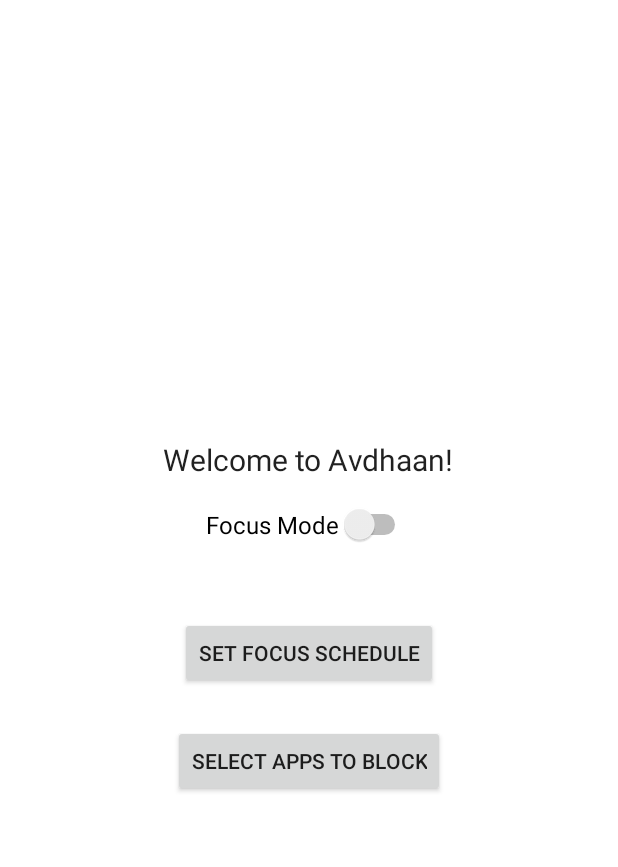
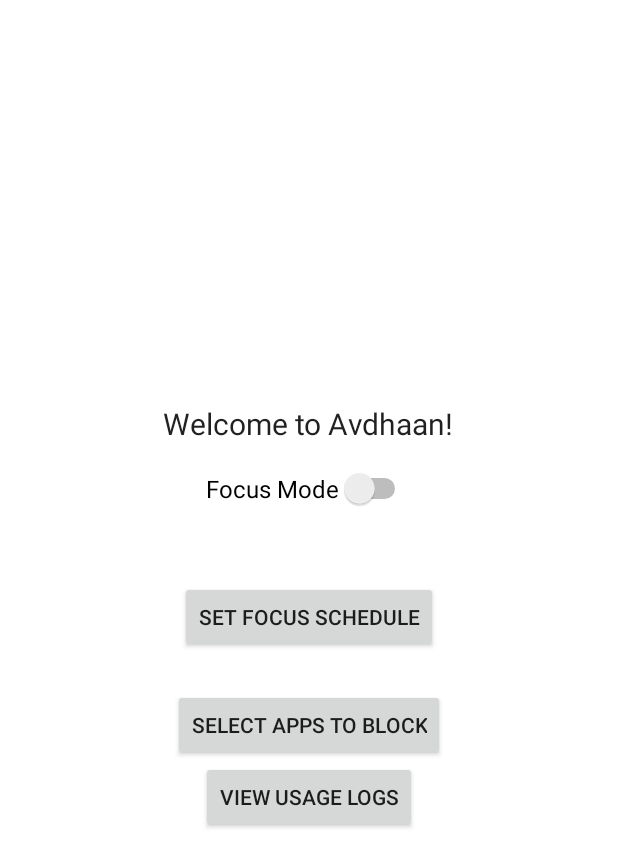
Before and after one commit to githubsourabh/Avdhaan, an Android app: the screen it shows after launch (MainActivity), on a phone screen of 412 x 824 dp. Shown: the top 867 px of the screen. Run offline under Robolectric (Android 15) with nearby library versions, the phone set to English and light mode, and no system bars; our stand-ins replace Room's generated code.

Commit message:
Basic view of activity logs showing up on App

```diff
--- a/app/src/main/AndroidManifest.xml
+++ b/app/src/main/AndroidManifest.xml
@@ -7,6 +7,10 @@
         tools:ignore="QueryAllPackagesPermission" />
 
     <uses-permission android:name="android.permission.SCHEDULE_EXACT_ALARM" />
+
+    <uses-permission android:name="android.permission.PACKAGE_USAGE_STATS"
+        tools:ignore="ProtectedPermissions" />
+
 
 
     <application
@@ -38,6 +42,8 @@
 
         <activity android:name=".ScheduleActivity" />
 
+        <activity android:name=".AppUsageListActivity" />
+
 
 
 
--- a/app/src/main/java/com/avdhaan/MainActivity.java
+++ b/app/src/main/java/com/avdhaan/MainActivity.java
@@ -2,7 +2,9 @@
 package com.avdhaan;
 
 import android.app.Activity;
+import android.app.AppOpsManager;
 import android.content.ComponentName;
+import android.content.Context;
 import android.content.Intent;
 import android.content.SharedPreferences;
 import android.os.Bundle;
@@ -10,6 +12,10 @@ import android.provider.Settings;
 import android.widget.Button;
 import android.widget.Switch;
 import android.widget.Toast;
+
+import com.avdhaan.db.AppUsageLogger;
+
+import java.util.concurrent.Executors;
 
 public class MainActivity extends Activity {
 
@@ -27,6 +33,7 @@ public class MainActivity extends Activity {
         focusSwitch = findViewById(R.id.focus_swtich);
         Button scheduleButton = findViewById(R.id.schedule_button);
         Button selectAppsButton = findViewById(R.id.btn_select_apps);
+        Button viewUsageButton = findViewById(R.id.btn_view_usage);
 
         boolean isFocusOn = getSharedPreferences(PREFS_NAME, MODE_PRIVATE)
                 .getBoolean(KEY_FOCUS_MODE, false);
@@ -66,11 +73,22 @@ public class MainActivity extends Activity {
         selectAppsButton.setOnClickListener(v ->
                 startActivity(new Intent(this, SelectAppsActivity.class))
         );
+
+        viewUsageButton.setOnClickListener(v ->
+                startActivity(new Intent(this, AppUsageListActivity.class))
+        );
+
     }
 
     @Override
     protected void onResume() {
         super.onResume();
+
+        if (!hasUsageStatsPermission(this)) {
+            Intent intent = new Intent(Settings.ACTION_USAGE_ACCESS_SETTINGS);
+            startActivity(intent);
+            Toast.makeText(this, "Please enable Usage Access for Avdhaan", Toast.LENGTH_LONG).show();
+        }
 
         boolean isAccessibilityOn = isAccessibilityEnabled();
         boolean isFocusOn = getSharedPreferences(PREFS_NAME, MODE_PRIVATE)
@@ -88,6 +106,12 @@ public class MainActivity extends Activity {
         } else {
             focusSwitch.setChecked(isFocusOn);
         }
+
+        Executors.newSingleThreadExecutor().execute(() -> {
+            new AppUsageLogger(this).logUsage();
+        });
+
+
     }
 
     private boolean isAccessibilityEnabled() {
@@ -104,4 +128,12 @@ public class MainActivity extends Activity {
         editor.putBoolean(KEY_FOCUS_MODE, enabled);
         editor.apply();
     }
+
+    public static boolean hasUsageStatsPermission(Context context) {
+        AppOpsManager appOps = (AppOpsManager) context.getSystemService(Context.APP_OPS_SERVICE);
+        int mode = appOps.checkOpNoThrow(AppOpsManager.OPSTR_GET_USAGE_STATS,
+                android.os.Process.myUid(), context.getPackageName());
+        return mode == AppOpsManager.MODE_ALLOWED;
+    }
+
 }
--- a/app/src/main/java/com/avdhaan/db/AppUsageDao.java
+++ b/app/src/main/java/com/avdhaan/db/AppUsageDao.java
@@ -17,4 +17,8 @@ public interface AppUsageDao {
 
     @Query("DELETE FROM app_usage")
     void clearAll();
+
+    @Query("SELECT * FROM app_usage ORDER BY timestamp DESC LIMIT :limit")
+    List<com.avdhaan.db.AppUsage> getRecentLogs(int limit);
+
 }
--- a/app/src/main/java/com/avdhaan/db/AppUsageLogger.java
+++ b/app/src/main/java/com/avdhaan/db/AppUsageLogger.java
@@ -1,26 +1,29 @@
+
 package com.avdhaan.db;
 
 import android.app.usage.UsageEvents;
 import android.app.usage.UsageStatsManager;
 import android.content.Context;
+import android.content.pm.ApplicationInfo;
+import android.content.pm.PackageManager;
 import android.util.Log;
-
-import com.avdhaan.db.AppDatabase;
-import com.avdhaan.db.AppUsage;
 
 import java.util.Calendar;
 import java.util.HashMap;
 import java.util.Map;
+import java.util.concurrent.Executors;
 
 public class AppUsageLogger {
 
     private final Context context;
+    private static final long MIN_USAGE_THRESHOLD_MS = 5000; // 5 seconds
 
     public AppUsageLogger(Context context) {
         this.context = context;
     }
 
     public void logUsage() {
+        Executors.newSingleThreadExecutor().execute(() -> {
             UsageStatsManager usageStatsManager =
                     (UsageStatsManager) context.getSystemService(Context.USAGE_STATS_SERVICE);
 
@@ -28,15 +31,13 @@ public class AppUsageLogger {
 
             Calendar calendar = Calendar.getInstance();
             long endTime = calendar.getTimeInMillis();
-        calendar.add(Calendar.MINUTE, -5);  // check past 5 minutes
+            calendar.add(Calendar.HOUR, -1);  // last 1 hour
             long startTime = calendar.getTimeInMillis();
 
             UsageEvents events = usageStatsManager.queryEvents(startTime, endTime);
             UsageEvents.Event event = new UsageEvents.Event();
 
             AppDatabase db = AppDatabase.getInstance(context);
-
-        // Track start time for each app
             Map<String, Long> foregroundTimestamps = new HashMap<>();
 
             while (events.hasNextEvent()) {
@@ -52,20 +53,30 @@ public class AppUsageLogger {
                     if (start != null) {
                         long usageDuration = eventTime - start;
 
+                        if (usageDuration < MIN_USAGE_THRESHOLD_MS) continue;
+                        if (isSystemApp(packageName) || packageName.equals(context.getPackageName())) continue;
+
                         Log.d("AppUsageLogger", "Logging " + packageName + " for " + usageDuration + "ms");
 
                         AppUsage usage = new AppUsage(
                                 packageName,
                                 usageDuration,
-                            eventTime  // you may also want to store `start` if preferred
+                                eventTime
                         );
                         db.appUsageDao().insert(usage);
                         foregroundTimestamps.remove(packageName);
-
-
                     }
                 }
             }
+        });
+    }
 
+    private boolean isSystemApp(String packageName) {
+        try {
+            ApplicationInfo appInfo = context.getPackageManager().getApplicationInfo(packageName, 0);
+            return (appInfo.flags & ApplicationInfo.FLAG_SYSTEM) != 0;
+        } catch (PackageManager.NameNotFoundException e) {
+            return true;
         }
     }
+}
--- a/app/src/main/res/layout/activity_main.xml
+++ b/app/src/main/res/layout/activity_main.xml
@@ -38,4 +38,11 @@
         android:text="@string/BTN_SELECT_APPS_TO_BLK"
         android:layout_marginTop="24dp"/>
 
+    <Button
+        android:id="@+id/btn_view_usage"
+        android:layout_width="wrap_content"
+        android:layout_height="wrap_content"
+        android:text="View Usage Logs" />
+
+
 </LinearLayout>
```
Also changed, not shown: app/src/main/java/com/avdhaan/AppUsageAdapter.java (added, +77 -0 lines), app/src/main/java/com/avdhaan/AppUsageListActivity.java (added, +55 -0 lines), app/src/main/res/layout/activity_app_usage_list.xml (added, +15 -0 lines), app/src/main/res/layout/item_app_usage.xml (added, +38 -0 lines). Lines whose indentation alone changed are shown as unchanged.
